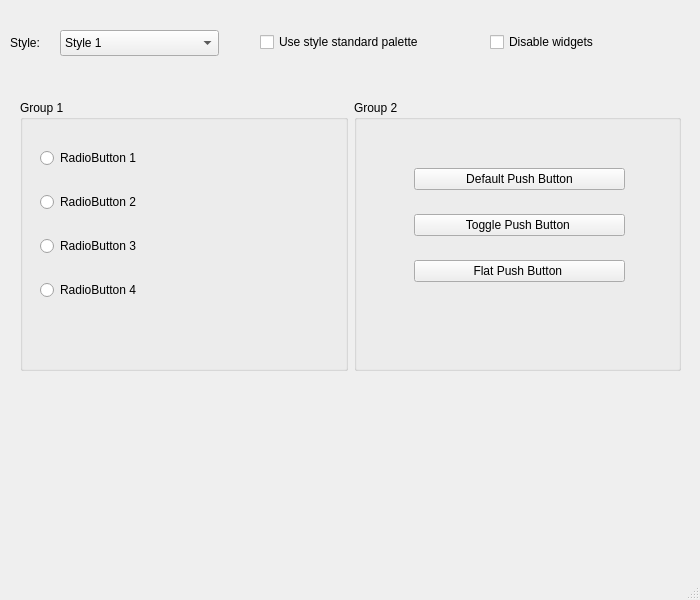
Before: the Qt Designer form mainwindow.ui in RubaIrshaid2/Template, drawn with Qt 5.
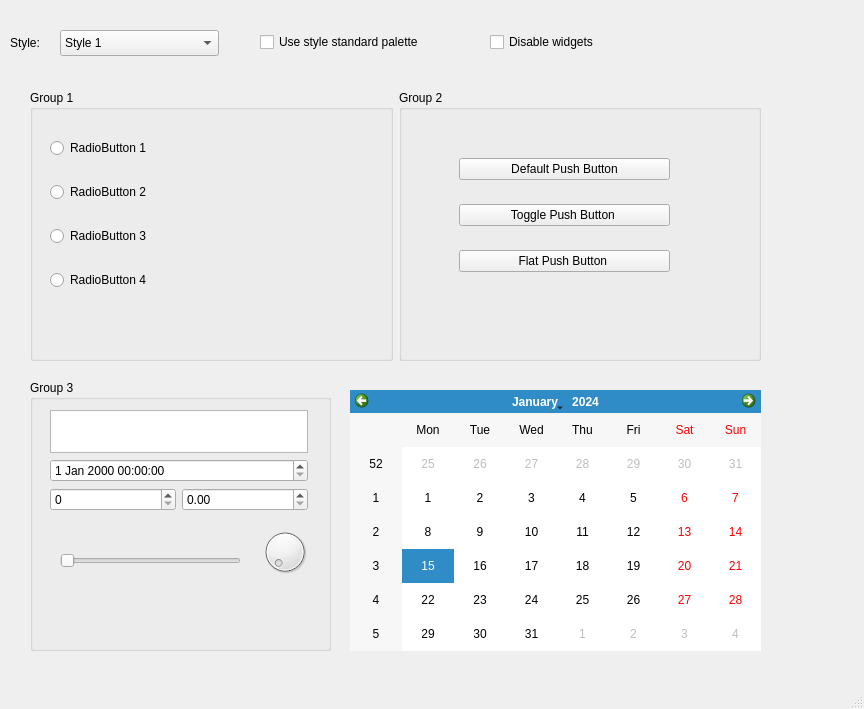
After: the same form once the commit is applied.

Commit message: some chnages on the templete

Diff of the .ui file:
```diff
--- a/mainwindow.ui
+++ b/mainwindow.ui
@@ -6,8 +6,8 @@
    <rect>
     <x>0</x>
     <y>0</y>
-    <width>700</width>
-    <height>600</height>
+    <width>864</width>
+    <height>709</height>
    </rect>
   </property>
   <property name="windowTitle">
@@ -83,12 +83,86 @@
      <string>Disable widgets</string>
     </property>
    </widget>
+   <widget class="QGroupBox" name="groupBox_3">
+    <property name="geometry">
+     <rect>
+      <x>30</x>
+      <y>380</y>
+      <width>301</width>
+      <height>271</height>
+     </rect>
+    </property>
+    <property name="title">
+     <string>Group 3</string>
+    </property>
+    <widget class="QWidget" name="">
+     <property name="geometry">
+      <rect>
+       <x>20</x>
+       <y>30</y>
+       <width>258</width>
+       <height>101</height>
+      </rect>
+     </property>
+     <layout class="QVBoxLayout" name="verticalLayout_3">
+      <item>
+       <widget class="QTextEdit" name="textEdit"/>
+      </item>
+      <item>
+       <widget class="QDateTimeEdit" name="dateTimeEdit"/>
+      </item>
+      <item>
+       <layout class="QHBoxLayout" name="horizontalLayout_2">
+        <item>
+         <widget class="QSpinBox" name="spinBox"/>
+        </item>
+        <item>
+         <widget class="QDoubleSpinBox" name="doubleSpinBox"/>
+        </item>
+       </layout>
+      </item>
+     </layout>
+    </widget>
+    <widget class="QDial" name="dial">
+     <property name="geometry">
+      <rect>
+       <x>230</x>
+       <y>140</y>
+       <width>50</width>
+       <height>64</height>
+      </rect>
+     </property>
+    </widget>
+    <widget class="QSlider" name="horizontalSlider">
+     <property name="geometry">
+      <rect>
+       <x>30</x>
+       <y>160</y>
+       <width>181</width>
+       <height>41</height>
+      </rect>
+     </property>
+     <property name="orientation">
+      <enum>Qt::Horizontal</enum>
+     </property>
+    </widget>
+   </widget>
+   <widget class="QCalendarWidget" name="calendarWidget">
+    <property name="geometry">
+     <rect>
+      <x>350</x>
+      <y>390</y>
+      <width>411</width>
+      <height>261</height>
+     </rect>
+    </property>
+   </widget>
    <widget class="QWidget" name="">
     <property name="geometry">
      <rect>
-      <x>20</x>
-      <y>100</y>
-      <width>661</width>
+      <x>30</x>
+      <y>90</y>
+      <width>731</width>
       <height>271</height>
      </rect>
     </property>
@@ -103,7 +177,7 @@
          <rect>
           <x>20</x>
           <y>30</y>
-          <width>261</width>
+          <width>221</width>
           <height>191</height>
          </rect>
         </property>
```
Left out of the diff: 21 changed lines with no effect on the pictures. The commit also changes 1 other file.
